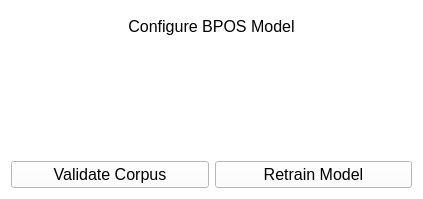
The window that bpostagger/ui/Configuration_Ui.ui (Diesta-Jarapa-Vega/Bicol-Dialect-Part-of-Speech-Tagger-BPOS) describes before a commit, drawn with Qt 5.
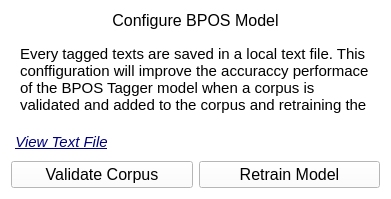
The same window after the commit.

The edit to the form file:
```diff
--- a/bpostagger/ui/Configuration_Ui.ui
+++ b/bpostagger/ui/Configuration_Ui.ui
@@ -6,7 +6,7 @@
    <rect>
     <x>0</x>
     <y>0</y>
-    <width>423</width>
+    <width>391</width>
     <height>199</height>
    </rect>
   </property>
@@ -429,7 +429,7 @@
    <string>Dialog</string>
   </property>
   <layout class="QGridLayout" name="gridLayout">
-   <item row="2" column="1">
+   <item row="3" column="1">
     <widget class="QPushButton" name="Retrain_Btn">
      <property name="font">
       <font>
@@ -444,21 +444,6 @@
      </property>
     </widget>
    </item>
-   <item row="2" column="0">
-    <widget class="QPushButton" name="Validate_Btn">
-     <property name="font">
-      <font>
-       <pointsize>12</pointsize>
-      </font>
-     </property>
-     <property name="text">
-      <string>Validate Corpus</string>
-     </property>
-     <property name="autoDefault">
-      <bool>false</bool>
-     </property>
-    </widget>
-   </item>
    <item row="0" column="0" colspan="2">
     <widget class="QLabel" name="Title">
      <property name="minimumSize">
@@ -489,7 +474,67 @@
    </item>
    <item row="1" column="0" colspan="2">
     <widget class="QWidget" name="widget" native="true">
-     <layout class="QGridLayout" name="gridLayout_2"/>
+     <layout class="QGridLayout" name="gridLayout_2">
+      <item row="0" column="0">
+       <widget class="QLabel" name="label">
+        <property name="font">
+         <font>
+          <pointsize>11</pointsize>
+         </font>
+        </property>
+        <property name="text">
+         <string>Every tagged texts are saved in a local text file. This conffiguration will improve the accuraccy performace of the BPOS Tagger model when a corpus is validated and added to the corpus and retraining the mode.</string>
+        </property>
+        <property name="wordWrap">
+         <bool>true</bool>
+        </property>
+       </widget>
+      </item>
+     </layout>
+    </widget>
+   </item>
+   <item row="3" column="0">
+    <widget class="QPushButton" name="Validate_Btn">
+     <property name="font">
+      <font>
+       <pointsize>12</pointsize>
+      </font>
+     </property>
+     <property name="text">
+      <string>Validate Corpus</string>
+     </property>
+     <property name="autoDefault">
+      <bool>false</bool>
+     </property>
+    </widget>
+   </item>
+   <item row="2" column="0" alignment="Qt::AlignLeft">
+    <widget class="QPushButton" name="pushButton">
+     <property name="font">
+      <font>
+       <family>Arial</family>
+       <pointsize>11</pointsize>
+       <weight>50</weight>
+       <italic>true</italic>
+       <bold>false</bold>
+       <underline>true</underline>
+      </font>
+     </property>
+     <property name="styleSheet">
+      <string notr="true">color: rgb(0, 0, 127)</string>
+     </property>
+     <property name="text">
+      <string>View Text File</string>
+     </property>
+     <property name="autoDefault">
+      <bool>false</bool>
+     </property>
+     <property name="default">
+      <bool>false</bool>
+     </property>
+     <property name="flat">
+      <bool>true</bool>
+     </property>
     </widget>
    </item>
   </layout>
```
